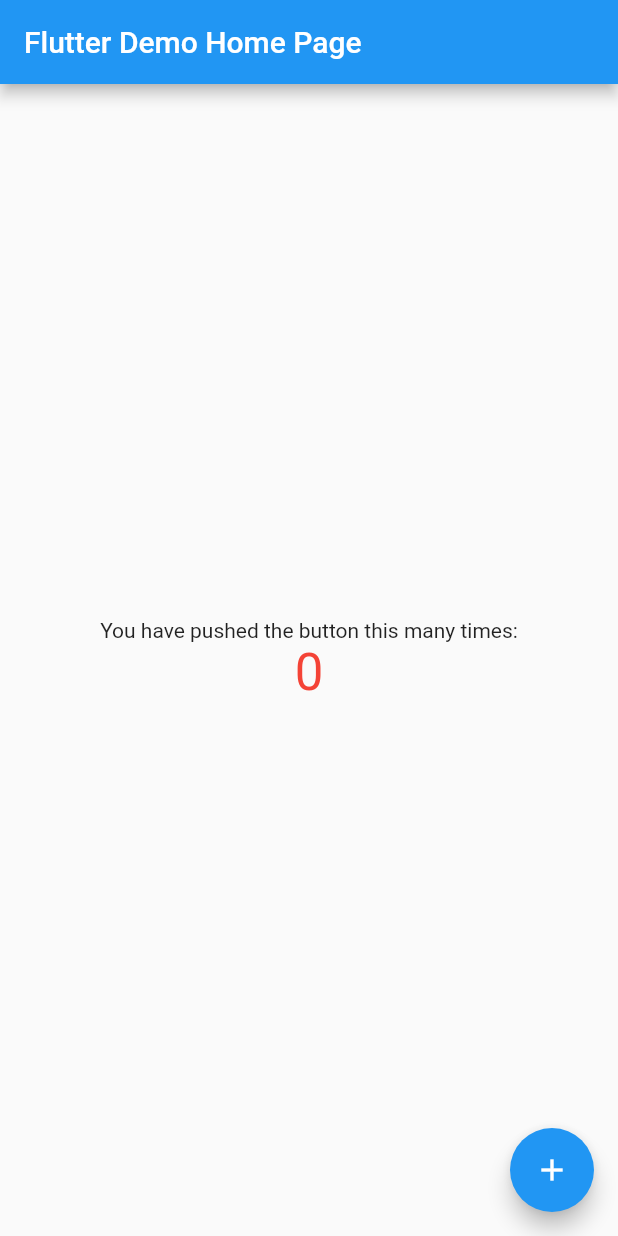
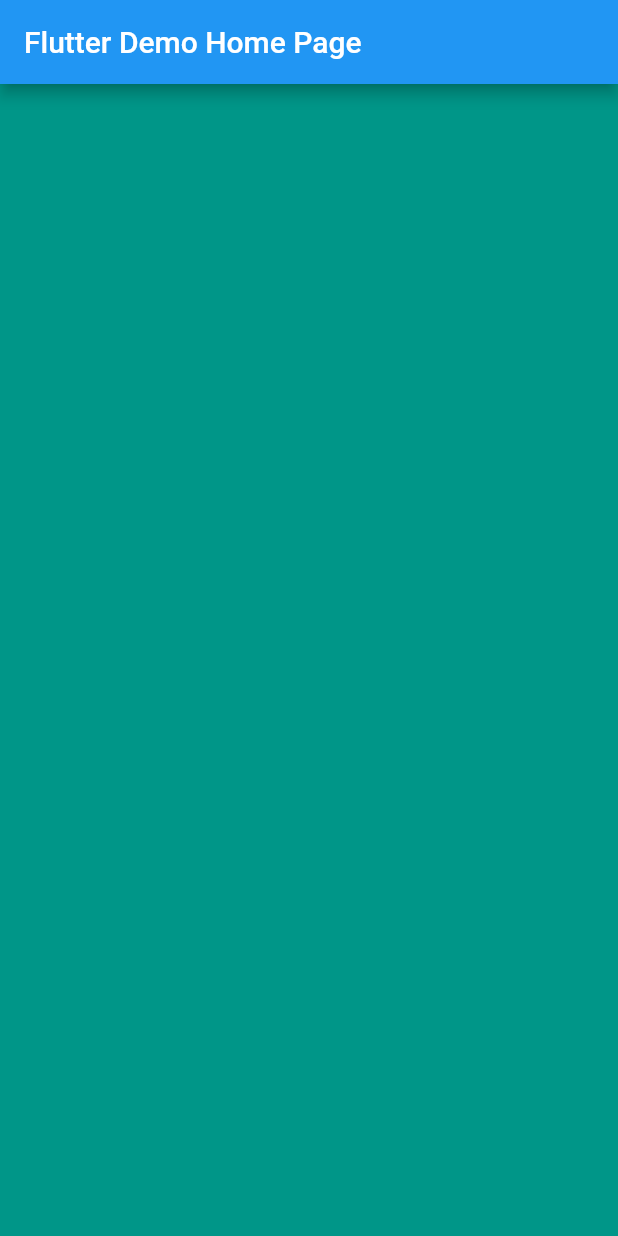
Before and after one commit to misaki-kawaguchi/QueensTechLab, a Flutter app: the screen it shows after launch, on a phone screen of 412 x 824 dp. Run offline on Flutter 3.47's test engine with Material 2 defaults, Android fonts, the phone set to English and light mode, and no system bars.

Commit message:
背景色を追加

```diff
--- a/task0/lib/main.dart
+++ b/task0/lib/main.dart
@@ -29,13 +29,6 @@ class MyHomePage extends StatefulWidget {
 }
 
 class _MyHomePageState extends State<MyHomePage> {
-  int _counter = 0;
-
-  void _incrementCounter() {
-    setState(() {
-      _counter++;
-    });
-  }
 
   @override
   Widget build(BuildContext context) {
@@ -43,27 +36,9 @@ class _MyHomePageState extends State<MyHomePage> {
       appBar: AppBar(
         title: Text(widget.title),
       ),
-      body: Center(
-        child: Column(
-          mainAxisAlignment: MainAxisAlignment.center,
-          children: <Widget>[
-            const Text(
-              'You have pushed the button this many times:',
-            ),
-            Text(
-              '$_counter',
-              style: Theme.of(context).textTheme.headline4?.copyWith(
-                    color: Colors.red,
-                  ),
-            ),
-          ],
-        ),
-      ),
-      floatingActionButton: FloatingActionButton(
-        onPressed: _incrementCounter,
-        tooltip: 'Increment',
-        child: const Icon(Icons.add),
-      ),
+      body: Container(
+        color: Colors.teal,
+      )
     );
   }
 }
```
